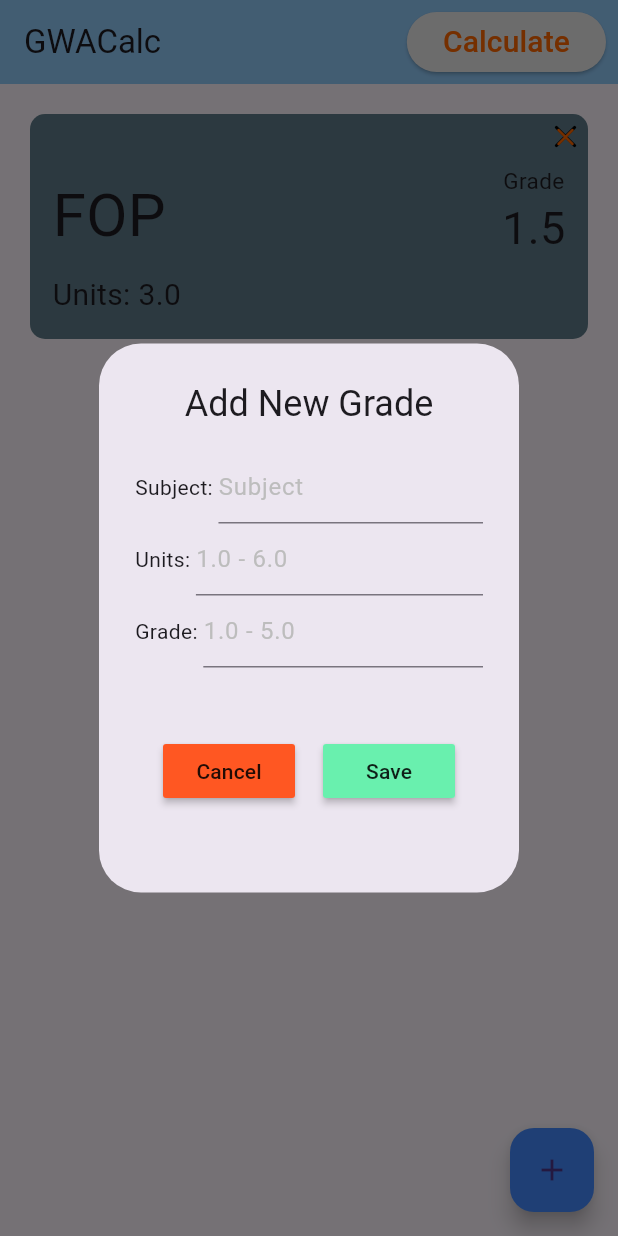
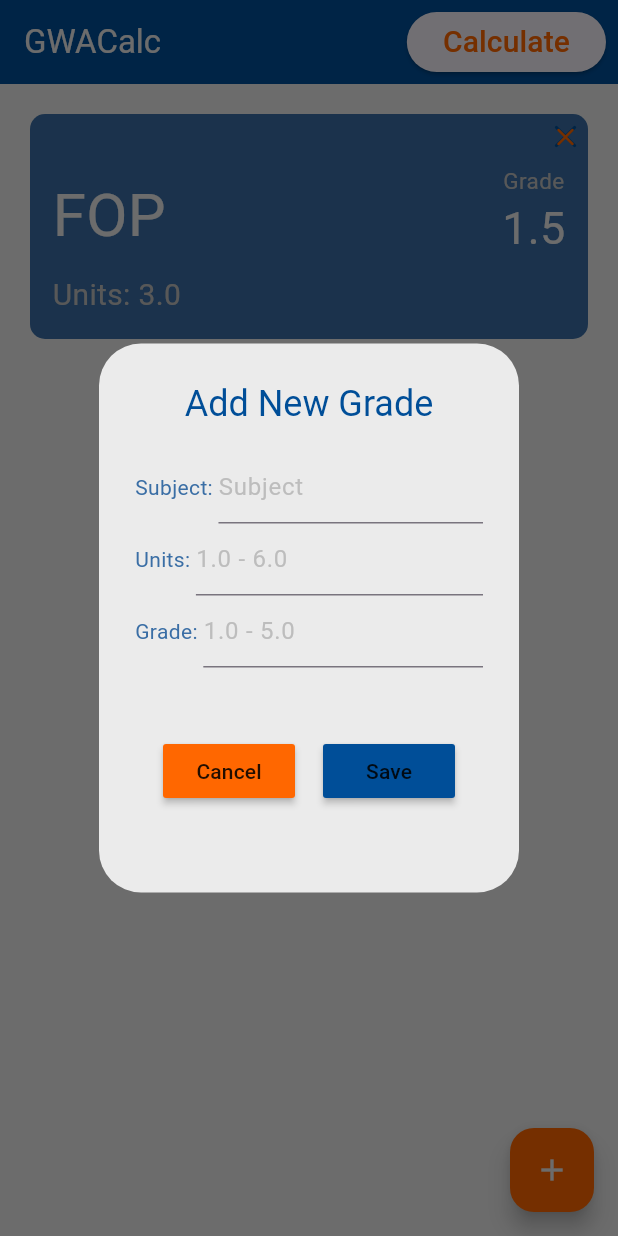
Before and after one commit to jamir4270/grade_calculator_app, a Flutter app: the screen it shows after launch, after a tap on the "add" icon, on a phone screen of 412 x 824 dp. Run offline on Flutter 3.47's test engine with Material 3 defaults, Android fonts, the phone set to English and light mode, and no system bars; our stand-ins replace hive_flutter; accounts and stored records are empty.

Commit message:
Updated color scheme of overall UI elements

```diff
--- a/lib/components/grade_dialog_box.dart
+++ b/lib/components/grade_dialog_box.dart
@@ -24,7 +24,12 @@ class GradeDialogBox extends StatelessWidget {
   @override
   Widget build(BuildContext context) {
     return AlertDialog(
-      title: Text(titleName, textAlign: TextAlign.center),
+      title: Text(
+        titleName,
+        textAlign: TextAlign.center,
+        style: TextStyle(color: Color(0xff004e98)),
+      ),
+      backgroundColor: Color(0xffebebeb),
       content: SizedBox(
         height: 270,
         child: Column(
@@ -32,7 +37,12 @@ class GradeDialogBox extends StatelessWidget {
           children: [
             Row(
               children: [
-                Text("Subject: ", overflow: TextOverflow.ellipsis, maxLines: 1),
+                Text(
+                  "Subject: ",
+                  overflow: TextOverflow.ellipsis,
+                  maxLines: 1,
+                  style: TextStyle(color: Color(0xff3a6ea5)),
+                ),
                 Expanded(
                   child: TextField(
                     controller: subjectTextController,
@@ -46,7 +56,7 @@ class GradeDialogBox extends StatelessWidget {
             ),
             Row(
               children: [
-                Text("Units: "),
+                Text("Units: ", style: TextStyle(color: Color(0xff3a6ea5))),
                 Expanded(
                   child: TextField(
                     controller: unitsTextController,
@@ -60,7 +70,7 @@ class GradeDialogBox extends StatelessWidget {
             ),
             Row(
               children: [
-                Text("Grade: "),
+                Text("Grade: ", style: TextStyle(color: Color(0xff3a6ea5))),
                 Expanded(
                   child: TextField(
                     controller: gradeTextController,
@@ -79,12 +89,12 @@ class GradeDialogBox extends StatelessWidget {
                 children: [
                   MyButton(
                     buttonName: "Cancel",
-                    buttonColor: Colors.deepOrange,
+                    buttonColor: Color(0xffff6700),
                     onPressed: onCancelPressed,
                   ),
                   MyButton(
                     buttonName: "Save",
-                    buttonColor: Colors.greenAccent,
+                    buttonColor: Color(0xff004e98),
                     onPressed: onSavePressed,
                   ),
                 ],
--- a/lib/components/grade_tile.dart
+++ b/lib/components/grade_tile.dart
@@ -28,7 +28,7 @@ class GradeTile extends StatelessWidget {
           width: 200,
           height: 150,
           decoration: BoxDecoration(
-            color: Colors.blueGrey,
+            color: Color(0xff3a6ea5),
             borderRadius: BorderRadius.circular(10),
           ),
           child: Stack(
@@ -50,7 +50,10 @@ class GradeTile extends StatelessWidget {
                           Expanded(
                             child: Text(
                               subjectName,
-                              style: TextStyle(fontSize: 40),
+                              style: TextStyle(
+                                fontSize: 40,
+                                color: Color(0xffebebeb),
+                              ),
                               maxLines: 1,
                               overflow: TextOverflow.ellipsis,
                             ),
@@ -60,9 +63,18 @@ class GradeTile extends StatelessWidget {
                               Text(
                                 "Grade",
                                 textAlign: TextAlign.center,
-                                style: TextStyle(fontSize: 15),
+                                style: TextStyle(
+                                  fontSize: 15,
+                                  color: Color(0xffc0c0c0),
+                                ),
                               ),
-                              Text("$grade", style: TextStyle(fontSize: 30)),
+                              Text(
+                                "$grade",
+                                style: TextStyle(
+                                  fontSize: 30,
+                                  color: Color(0xffebebeb),
+                                ),
+                              ),
                             ],
                           ),
                         ],
@@ -73,7 +85,10 @@ class GradeTile extends StatelessWidget {
                         alignment: Alignment.bottomLeft,
                         child: Text(
                           "Units: $units",
-                          style: TextStyle(fontSize: 20),
+                          style: TextStyle(
+                            fontSize: 20,
+                            color: Color(0xffc0c0c0),
+                          ),
                         ),
                       ),
                     ),
@@ -98,7 +113,7 @@ class GradeTile extends StatelessWidget {
                         Icon(
                           Icons.close_rounded,
                           size: 26,
-                          color: Colors.black,
+                          color: Color(0xff004e98),
                         ),
                         Icon(
                           Icons.close_rounded,
--- a/lib/pages/home_page.dart
+++ b/lib/pages/home_page.dart
@@ -182,23 +182,28 @@ class _HomePageState extends State<HomePage> {
 
   void displaySnackBar(String message) {
     ScaffoldMessenger.of(context).showSnackBar(
-      SnackBar(content: Text(message), duration: Duration(milliseconds: 500)),
+      SnackBar(
+        content: Text(message, style: TextStyle(color: Color(0xffebebeb))),
+        duration: Duration(milliseconds: 500),
+        backgroundColor: Color(0xff004e98),
+      ),
     );
   }
 
   @override
   Widget build(BuildContext context) {
     return Scaffold(
+      backgroundColor: Color(0xffebebeb),
       appBar: AppBar(
-        title: Text("GWACalc"),
-        backgroundColor: Colors.blue[200],
+        title: Text("GWACalc", style: TextStyle(color: Color(0xffebebeb))),
+        backgroundColor: Color(0xff004e98),
         actions: [
           Padding(
             padding: const EdgeInsets.all(8.0),
             child: ElevatedButton(
               onPressed: onCalculatePressed,
               style: ElevatedButton.styleFrom(
-                backgroundColor: Color(0xffebebeb),
+                overlayColor: Color.fromARGB(255, 85, 40, 11),
                 foregroundColor: Color(0xffff6700),
               ),
               child: Text(
@@ -228,8 +233,8 @@ class _HomePageState extends State<HomePage> {
       ),
       floatingActionButton: FloatingActionButton(
         onPressed: createNewGradeTile,
-        backgroundColor: Colors.blueAccent,
-        child: Icon(Icons.add),
+        backgroundColor: Color(0xffff6700),
+        child: Icon(Icons.add, color: Color(0xffebebeb)),
       ),
     );
   }
```
